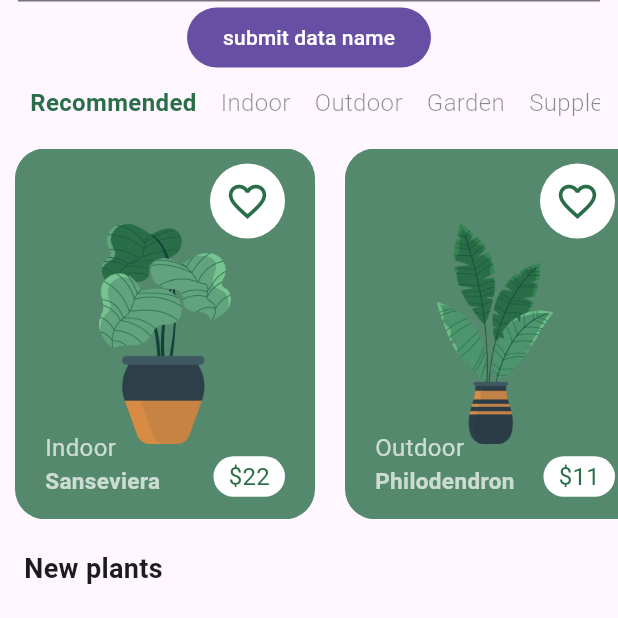
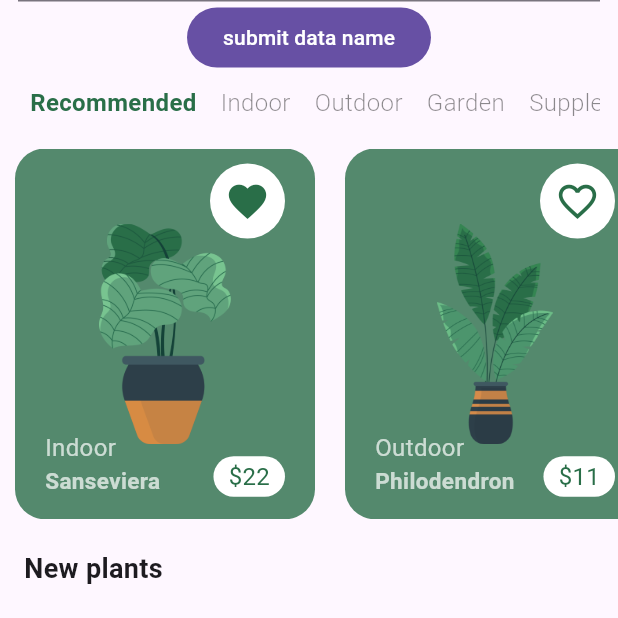
Before and after one commit to ngchungtu/flutter-ui-WSF-demo, a Flutter app: the HomeScreen screen opened directly, scrolled down 123 dp, after a tap on the "favorite outline" icon, on a phone screen of 412 x 824 dp, the top half of it. Run offline on Flutter 3.47's test engine with Material 3 defaults, Android fonts, the phone set to English and light mode, and no system bars; our stand-ins replace animated_bottom_navigation_bar, page_transition.

```diff
--- a/lib/providers/favorites_provider.dart
+++ b/lib/providers/favorites_provider.dart
@@ -7,18 +7,16 @@ class FavoriteProvider extends ChangeNotifier {
 
   final List<Plant> _plantList = Plant.plantList;
 
-  bool pvdToggleFavor(int index) {
-    final item = _plantList[index];
-    final itemId = _plantList[index].plantId;
-    print('index: $index');
-    notifyListeners();
-    return item.plantId == index ? isFavorated == true : isFavorated == false;
-  }
+  // bool _pvdToggleFavor(int index, bool isFavoratedOnParams) {
+  //   final item = _plantList[index];
+  //   final itemId = _plantList[index].plantId;
+  //   print('index(item id): $index');
+  //   print('isFavoratedOnParams(item fav stt): $isFavoratedOnParams');
+  //   notifyListeners();
+  //   return item.plantId == index ? isFavoratedOnParams == true : isFavoratedOnParams == false;
+  // }
 
-  bool checkLog(bool defaultFavorited) {
-    // print('defaultFavorited: $defaultFavorited');
-    isFavorated = !defaultFavorited;
-    print('isFavorated: $isFavorated');
-    return !defaultFavorited;
+  bool toggleFavorated(bool isFavorated){
+    return !isFavorated;
   }
 }
--- a/lib/ui/screens/home.dart
+++ b/lib/ui/screens/home.dart
@@ -149,7 +149,7 @@ class _HomeScreenState extends State<HomeScreen> {
                 scrollDirection: Axis.horizontal,
                 itemBuilder: (BuildContext context, int index) {
                   final item = _plantList[index];
-                  FavoriteProvider fav = new FavoriteProvider();
+                  FavoriteProvider fav = FavoriteProvider();
                   //add ontap func to plant cards
                   return GestureDetector(
                     onTap: () {
@@ -181,12 +181,8 @@ class _HomeScreenState extends State<HomeScreen> {
                               child: IconButton(
                                 onPressed: () {
                                   setState(() {
-                                    // FavoriteProvider fav = new FavoriteProvider();
-                                    fav.checkLog(item.isFavorated);
-
-                                    // bool isFavorated = toggleIsFavorited(item.isFavorated);
-                                    // _plantList[index].isFavorated = isFavorated;
-                                    context.read<FavoriteProvider>().pvdToggleFavor(index);
+                                    bool isFav = fav.toggleFavorated(item.isFavorated);
+                                    item.isFavorated = isFav;
                                   });
                                 },
                                 icon: Icon(
```
